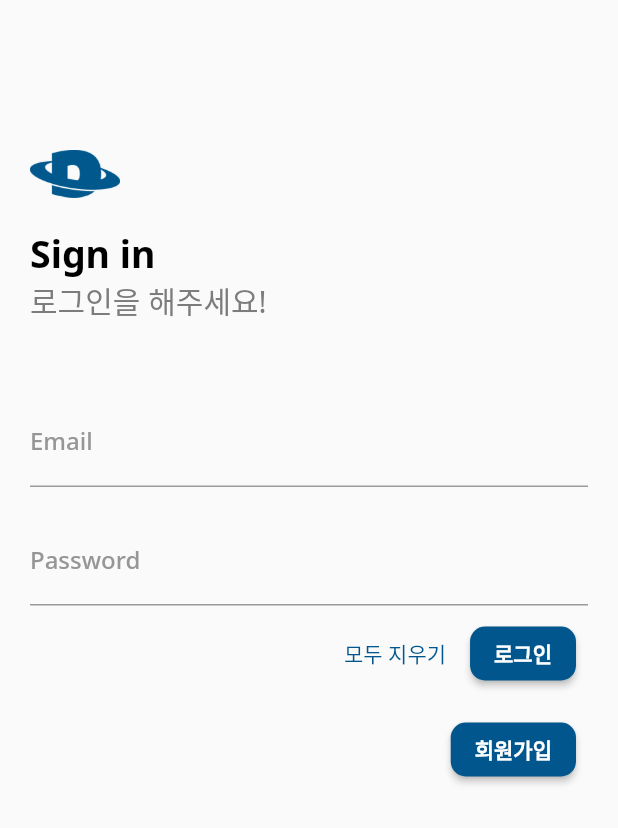
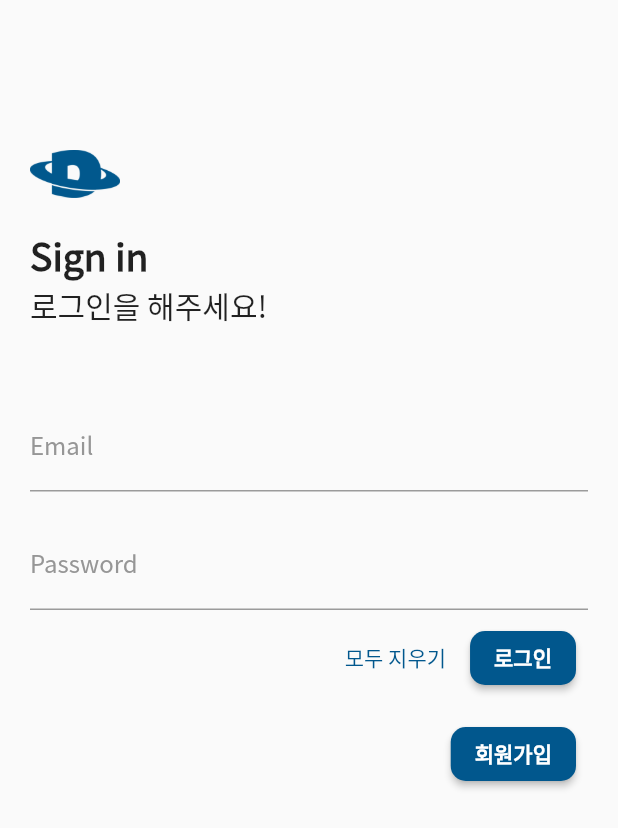
Before and after one commit to Dayplan-it/Dayplan.it, a Flutter app: the screen it shows after launch, on a phone screen of 412 x 824 dp. Shown: the top 828 px of the screen. Run offline on Flutter 3.47's test engine with Material 2 defaults, Android fonts, the light colour scheme and no system bars; our stand-ins replace dio, flutter_rating_bar, font_awesome_flutter, geolocator, google_fonts, google_maps_flutter and 2 more; missing offline and left inert: flutter_calendar_week, google_polyline_algorithm, image_network, pointer_interceptor, webviewimage.

Commit message:
Fix Font and Timeline Handle

```diff
--- a/frontend/lib/constants.dart
+++ b/frontend/lib/constants.dart
@@ -17,7 +17,47 @@ const DayplanitLogoFont = GoogleFonts.poppins; // 로고용 폰트
 //   super.fontFamily = 'Noto_Sans_KR';
 // }
 
-const mainFont = GoogleFonts.notoSans;
+TextStyle mainFont(
+    {Paint? background,
+    Color? backgroundColor,
+    Color? color,
+    TextDecoration? decoration,
+    Color? decorationColor,
+    TextDecorationStyle? decorationStyle,
+    double? decorationThickness,
+    double? fontSize,
+    FontStyle? fontStyle,
+    FontWeight? fontWeight,
+    Paint? foreground,
+    double? height,
+    double? letterSpacing,
+    Locale? locale,
+    List<Shadow>? shadows,
+    TextBaseline? textBaseline,
+    TextStyle? textStyle,
+    double? wordSpacing}) {
+  return TextStyle(
+    fontFamily: 'Noto_Sans_KR',
+    background: background,
+    backgroundColor: backgroundColor,
+    color: color,
+    decoration: decoration,
+    decorationColor: decorationColor,
+    decorationStyle: decorationStyle,
+    decorationThickness: decorationThickness,
+    fontSize: fontSize,
+    fontStyle: fontStyle,
+    fontWeight: fontWeight,
+    foreground: foreground,
+    height: height,
+    letterSpacing: letterSpacing,
+    locale: locale,
+    shadows: shadows,
+    textBaseline: textBaseline,
+    wordSpacing: wordSpacing,
+  );
+}
+
 const double dafaultPadding = 20.0;
 
 /// 공통컴포넌트 스타일
--- a/frontend/pubspec.yaml
+++ b/frontend/pubspec.yaml
@@ -47,6 +47,7 @@ dependencies:
   screenshot: ^1.2.3
   google_maps_flutter_web: ^0.3.2
   image_network: ^2.5.1
+  pointer_interceptor: ^0.9.3+1
 
 dev_dependencies:
   flutter_launcher_icons_maker: ^0.10.2
```
Also changed, not shown: frontend/lib/components/floating_btn.dart (+12 -8 lines), frontend/lib/components/web_image.dart (added, +222 -0 lines), frontend/lib/screens/create_schedule/components/widgets/google_map.dart (+8 -5 lines), frontend/lib/screens/create_schedule/components/widgets/place_detail_popup.dart (+22 -44 lines), frontend/lib/screens/create_schedule/create_schedule_screen.dart (+7 -2 lines), frontend/pubspec.lock.
